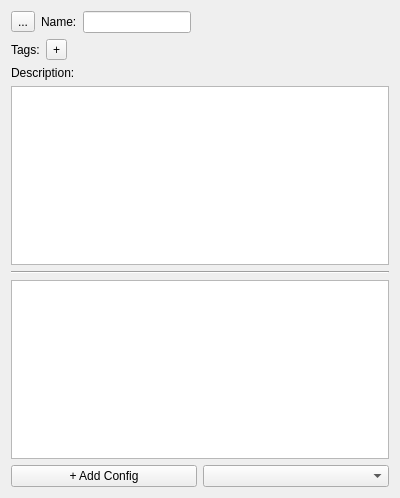
Old version of the form atef/ui/configuration_group_widget.ui in the repository pcdshub/atef.
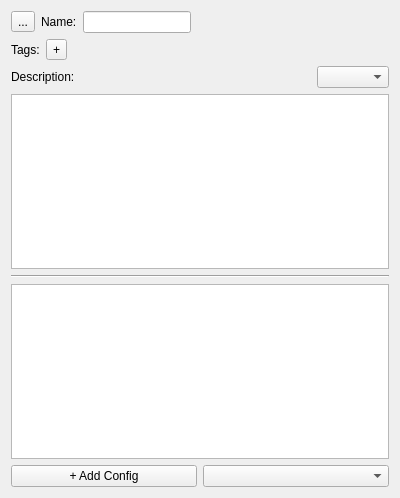
New version of the form.

Commit message: WIP: continue gui catch-up

The edit to the form file:
```diff
--- a/atef/ui/configuration_group_widget.ui
+++ b/atef/ui/configuration_group_widget.ui
@@ -97,11 +97,31 @@
     </layout>
    </item>
    <item>
+    <layout class="QHBoxLayout" name="horizontalLayout_4">
+     <item>
     <widget class="QLabel" name="label_3">
      <property name="text">
       <string>Description:</string>
      </property>
     </widget>
+     </item>
+     <item>
+      <spacer name="horizontalSpacer_3">
+       <property name="orientation">
+        <enum>Qt::Horizontal</enum>
+       </property>
+       <property name="sizeHint" stdset="0">
+        <size>
+         <width>40</width>
+         <height>20</height>
+        </size>
+       </property>
+      </spacer>
+     </item>
+     <item>
+      <widget class="QComboBox" name="mode_combo"/>
+     </item>
+    </layout>
    </item>
    <item>
     <widget class="QPlainTextEdit" name="desc_edit"/>
```
Lines whose indentation alone changed are shown as unchanged. The commit also changes 1 other file.
